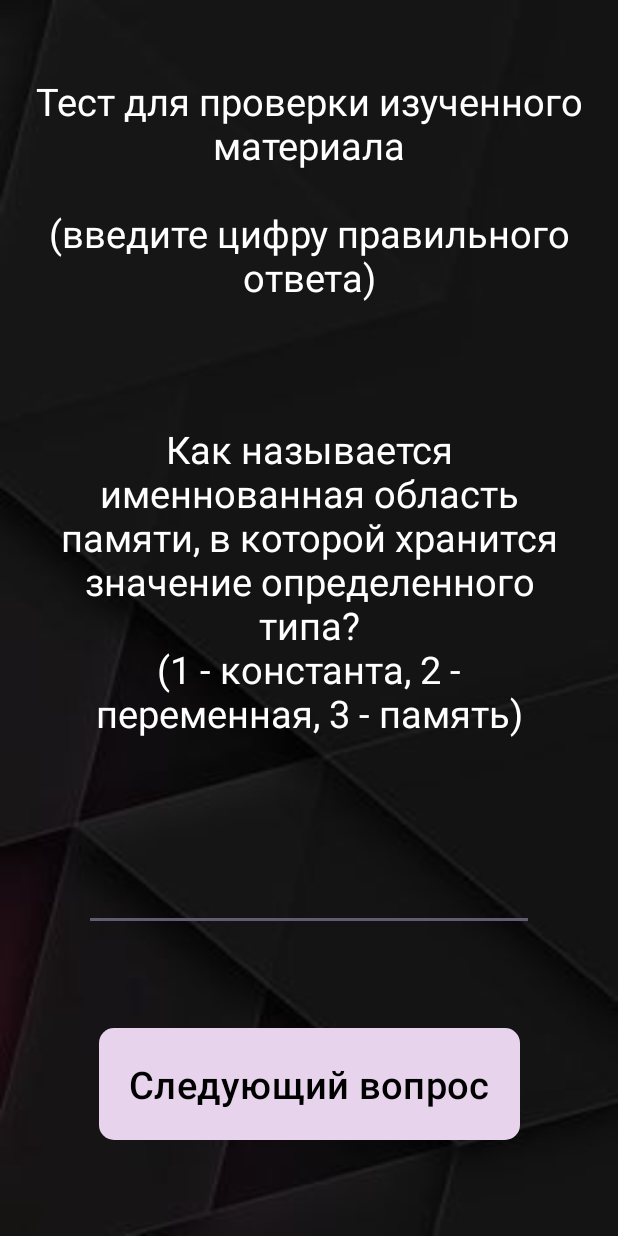
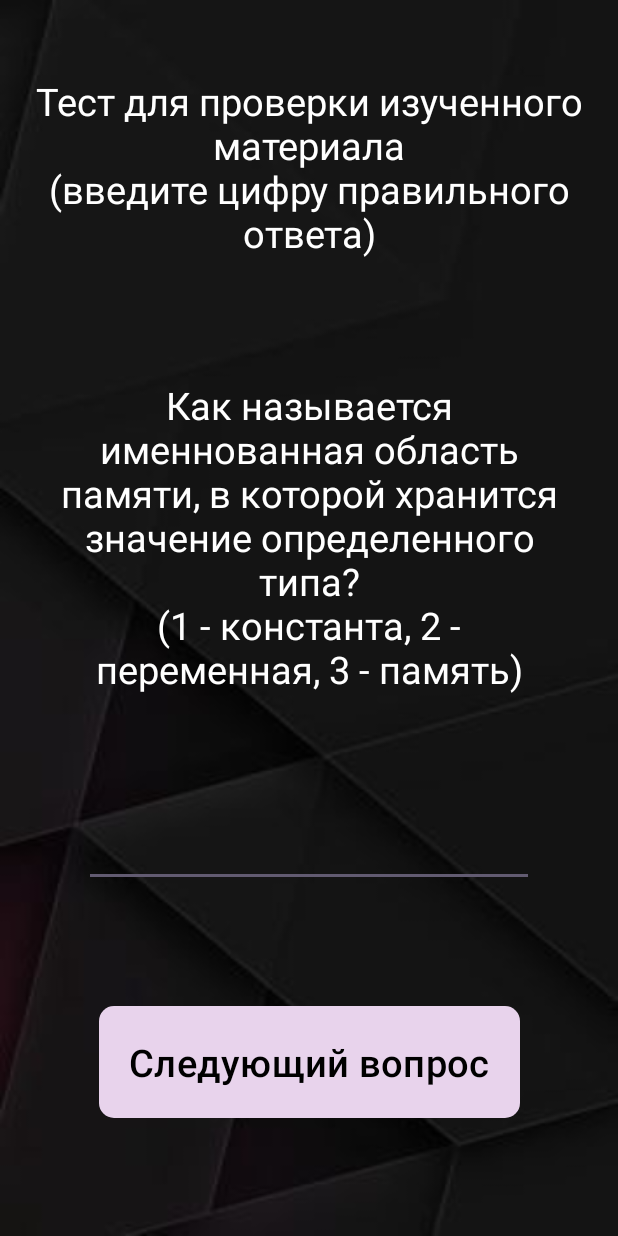
Before and after one commit to hayala124/game, an Android app: the TestActivity screen opened directly, with no data from a screen before it, on a phone screen of 412 x 824 dp. Run offline under Robolectric (Android 15) with nearby library versions, the phone set to English and light mode, and no system bars.

Commit message:
Готов 4 пункт

```diff
--- a/app/build.gradle.kts
+++ b/app/build.gradle.kts
@@ -41,12 +41,14 @@ android {
 }
 
 dependencies {
+    implementation("com.pierfrancescosoffritti.androidyoutubeplayer:core:12.1.0")
+
     implementation("androidx.core:core-ktx:1.13.1")
     implementation("androidx.appcompat:appcompat:1.6.1")
     implementation("com.google.android.material:material:1.12.0")
     implementation("androidx.constraintlayout:constraintlayout:2.1.4")
     implementation("androidx.activity:activity-ktx:1.9.0")
-    implementation("androidx.activity:activity:1.9.0")
+    implementation("androidx.activity:activity-ktx:1.9.0")
     testImplementation("junit:junit:4.13.2")
     androidTestImplementation("androidx.test.ext:junit:1.1.5")
     androidTestImplementation("androidx.test.espresso:espresso-core:3.5.1")
--- a/app/src/main/AndroidManifest.xml
+++ b/app/src/main/AndroidManifest.xml
@@ -1,6 +1,8 @@
 <?xml version="1.0" encoding="utf-8"?>
 <manifest xmlns:android="http://schemas.android.com/apk/res/android"
     xmlns:tools="http://schemas.android.com/tools">
+
+    <uses-permission android:name="android.permission.INTERNET"/>
 
     <application
         android:allowBackup="true"
--- a/app/src/main/java/com/hayala/game/InformationActivity.kt
+++ b/app/src/main/java/com/hayala/game/InformationActivity.kt
@@ -61,7 +61,8 @@ class InformationActivity : AppCompatActivity() {
             }
             "условные выражения" -> {
                 binding.txtInformName.text = "Конструкция if else\nи тернарная операция"
-
+                binding.youtubePlayerIfElse.visibility = View.VISIBLE
+                binding.youtubePlayerTernaryOperator.visibility = View.VISIBLE
             }
             "циклы" -> {
 
--- a/app/src/main/java/com/hayala/game/TestActivity.kt
+++ b/app/src/main/java/com/hayala/game/TestActivity.kt
@@ -36,7 +36,7 @@ class TestActivity : AppCompatActivity() {
         binding = ActivityTestBinding.inflate(layoutInflater).also { setContentView(it.root) }
         buttonNextQuestion = binding.btnNextAnswer
 
-        questionTextView = binding.textTask
+        questionTextView = binding.textQuestion
         answerEditText = binding.editTextAnswer
 
         displayQuestion()
@@ -45,6 +45,7 @@ class TestActivity : AppCompatActivity() {
     }
 
     private fun displayQuestion() {
+        answerEditText.requestFocus()
         val question = questions[countQuestions]
         questionTextView.text = question.questionText
         answerEditText.setText("")
@@ -69,6 +70,7 @@ class TestActivity : AppCompatActivity() {
                 }
             } else {
                 buttonNextQuestion.text = "Выйти"
+                questionTextView.visibility = View.GONE
                 questionTextView.visibility = View.INVISIBLE
                 answerEditText.visibility = View.INVISIBLE
                 binding.textResult.text = "Правильных ответов ${countRightAnswers} из ${questions.size}"
--- a/app/src/main/res/layout/activity_test.xml
+++ b/app/src/main/res/layout/activity_test.xml
@@ -12,7 +12,7 @@
         android:id="@+id/textTest"
         android:layout_width="wrap_content"
         android:layout_height="wrap_content"
-        android:text="Тест для проверки изученного материала\n\n(введите цифру правильного ответа)"
+        android:text="Тест для проверки изученного материала\n(введите цифру правильного ответа)"
         android:textSize="25dp"
         android:layout_marginTop="50dp"
         android:gravity="center"
@@ -22,7 +22,7 @@
         app:layout_constraintTop_toTopOf="parent"/>
 
     <TextView
-        android:id="@+id/textTask"
+        android:id="@+id/textQuestion"
         android:layout_width="wrap_content"
         android:layout_height="wrap_content"
         android:layout_marginTop="50dp"
@@ -45,7 +45,7 @@
         android:inputType="number"
         app:layout_constraintStart_toStartOf="parent"
         app:layout_constraintEnd_toEndOf="parent"
-        app:layout_constraintTop_toBottomOf="@id/textTask"/>
+        app:layout_constraintTop_toBottomOf="@id/textQuestion"/>
 
     <TextView
         android:id="@+id/textResult"
```
Also changed, not shown: app/src/main/res/layout/activity_information.xml (+22 -0 lines).
